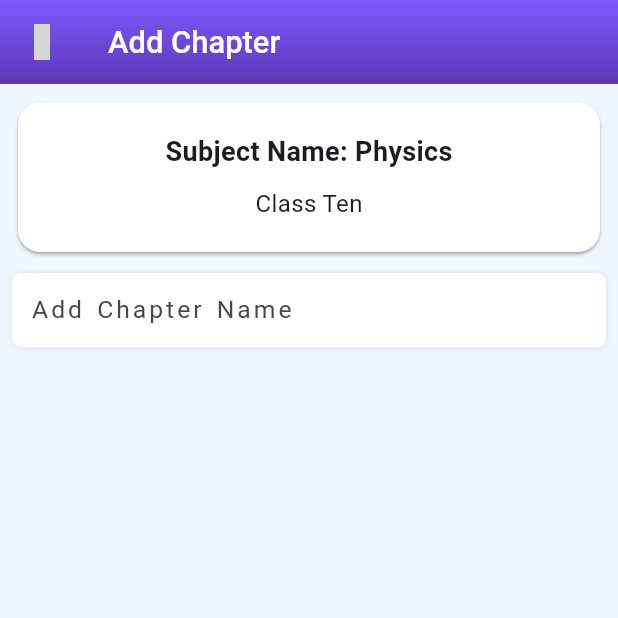
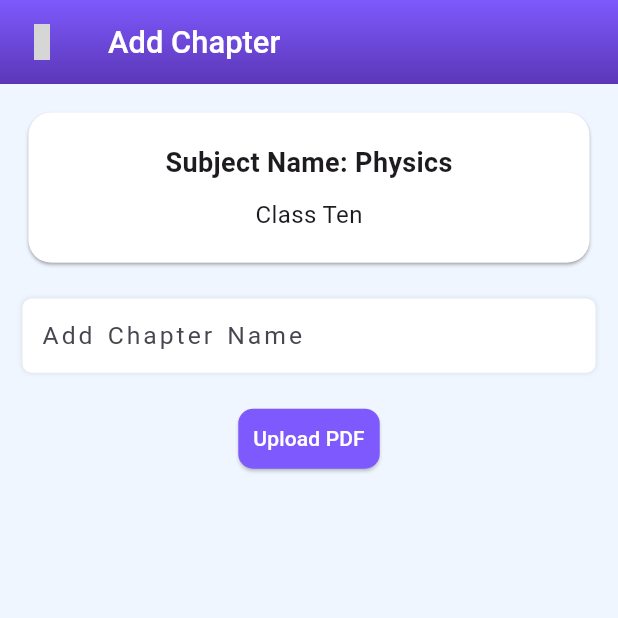
Before and after one commit to showravdas11/poralekha-app, a Flutter app: the AddChapterScreen screen opened directly, on a phone screen of 412 x 824 dp, the top half of it. Run offline on Flutter 3.47's test engine with Material 3 defaults, Android fonts, the phone set to English and light mode, and no system bars; our stand-ins replace awesome_dialog, cloud_firestore, file_picker, firebase_auth, firebase_core, firebase_storage and 8 more; missing offline and left inert: syncfusion_flutter_pdfviewer; accounts and stored records are empty; project files that could hold a hidden picture were left out; grey boxes are pictures that could not be loaded.

```diff
--- a/lib/AddChapter/Add_chapter.dart
+++ b/lib/AddChapter/Add_chapter.dart
@@ -1,7 +1,11 @@
+import 'dart:io';
+import 'package:cloud_firestore/cloud_firestore.dart';
+import 'package:firebase_storage/firebase_storage.dart';
 import 'package:flutter/material.dart';
-
+import 'package:file_picker/file_picker.dart';
 import 'package:poralekha_app/common/AppBar.dart';
 import 'package:poralekha_app/common/CommonTextField.dart';
+import 'package:poralekha_app/theme/myTheme.dart';
 
 class AddChapterScreen extends StatefulWidget {
   const AddChapterScreen({Key? key}) : super(key: key);
@@ -12,6 +16,69 @@ class AddChapterScreen extends StatefulWidget {
 
 class _AddChapterScreenState extends State<AddChapterScreen> {
   TextEditingController chapnameController = TextEditingController();
+  String? _filePath;
+  String? _storagePath;
+
+  Future<void> _pickPDF() async {
+    FilePickerResult? result = await FilePicker.platform.pickFiles(
+      type: FileType.custom,
+      allowedExtensions: ['pdf'],
+    );
+
+    if (result != null) {
+      setState(() {
+        _filePath = result.files.single.path!;
+      });
+    } else {
+      // User canceled the picker
+    }
+  }
+
+  Future<void> _uploadPDF() async {
+    if (_filePath == null) return;
+
+    File file = File(_filePath!);
+    String fileName = file.path.split('/').last;
+
+    try {
+      Reference reference =
+          FirebaseStorage.instance.ref().child('pdfs/$fileName');
+      await reference.putFile(file);
+
+      // Get download URL
+      String downloadURL = await reference.getDownloadURL();
+
+      // Get storage path location
+      String storagePath = reference.fullPath;
+
+      // Now you can save this downloadURL and storagePath to Firestore along with any other information you need.
+      // For example, you can save them under a 'chapters' collection.
+
+      // Here's an example of how to do it using FirebaseFirestore:
+      // FirebaseFirestore.instance.collection('chapters').add({
+      //   'chapterName': chapnameController.text,
+      //   'pdfURL': downloadURL,
+      //   'storagePath': storagePath,
+      // });
+
+      // Clear the file path after upload
+      setState(() {
+        _filePath = null;
+        _storagePath = storagePath;
+      });
+
+      // Show a message indicating successful upload
+      ScaffoldMessenger.of(context).showSnackBar(SnackBar(
+        content: Text('PDF uploaded successfully!'),
+      ));
+    } catch (e) {
+      print('Error uploading PDF: $e');
+      // Show an error message if upload fails
+      ScaffoldMessenger.of(context).showSnackBar(SnackBar(
+        content: Text('Error uploading PDF. Please try again later.'),
+      ));
+    }
+  }
 
   @override
   Widget build(BuildContext context) {
@@ -23,12 +90,11 @@ class _AddChapterScreenState extends State<AddChapterScreen> {
         },
       ),
       body: Padding(
-        padding: const EdgeInsets.all(8.0),
+        padding: const EdgeInsets.all(15.0),
         child: Column(
           crossAxisAlignment: CrossAxisAlignment.start,
           children: [
             Card(
-              //elevation: 1,
               shape: RoundedRectangleBorder(
                 borderRadius: BorderRadius.circular(15),
               ),
@@ -56,9 +122,7 @@ class _AddChapterScreenState extends State<AddChapterScreen> {
                       style:
                           TextStyle(fontSize: 18, fontWeight: FontWeight.bold),
                     ),
-                    SizedBox(
-                        height:
-                            10), // Add spacing between the text and other content if needed
+                    SizedBox(height: 10),
                     Text(
                       "Class Ten",
                       style: TextStyle(fontSize: 16),
@@ -67,15 +131,53 @@ class _AddChapterScreenState extends State<AddChapterScreen> {
                 ),
               ),
             ),
-            const SizedBox(
-              height: 10,
-            ),
+            SizedBox(height: 20),
             CommonTextField(
               controller: chapnameController,
               text: "Add Chapter Name",
               textInputType: TextInputType.text,
               obscure: false,
             ),
+            SizedBox(height: 20),
+            Center(
+              child: ElevatedButton(
+                style: ElevatedButton.styleFrom(
+                  backgroundColor: MyTheme.buttonColor,
+                  foregroundColor: Colors.white,
+                  padding: EdgeInsets.symmetric(vertical: 10, horizontal: 10),
+                  shape: RoundedRectangleBorder(
+                    borderRadius: BorderRadius.circular(10.0),
+                  ),
+                ),
+                onPressed: _pickPDF,
+                child: Text("Upload PDF"),
+              ),
+            ),
+            SizedBox(height: 20),
+            _filePath != null
+                ? Column(
+                    children: [
+                      Text(
+                        "Selected PDF: $_filePath",
+                        style: TextStyle(fontSize: 16),
+                      ),
+                      SizedBox(height: 10),
+                      Center(
+                        child: ElevatedButton(
+                          onPressed: _uploadPDF,
+                          child: Text("Confirm Upload"),
+                        ),
+                      ),
+                      SizedBox(height: 10),
+                      _storagePath != null
+                          ? Text(
+                              "Storage Path: $_storagePath",
+                              style: TextStyle(fontSize: 16),
+                            )
+                          : Container(),
+                    ],
+                  )
+                : Container(),
           ],
         ),
       ),
--- a/pubspec.yaml
+++ b/pubspec.yaml
@@ -53,6 +53,9 @@ dependencies:
   youtube_player_flutter: ^8.1.2
   appinio_video_player: ^1.3.0
   youtube_player_iframe: ^4.0.4
+  file_picker: ^6.1.1
+  firebase_storage: ^11.6.5
+
 
 
 
```
Also changed, not shown: lib/screens/Home/My_Drawer_list.dart (+10 -2 lines), pubspec.lock.
